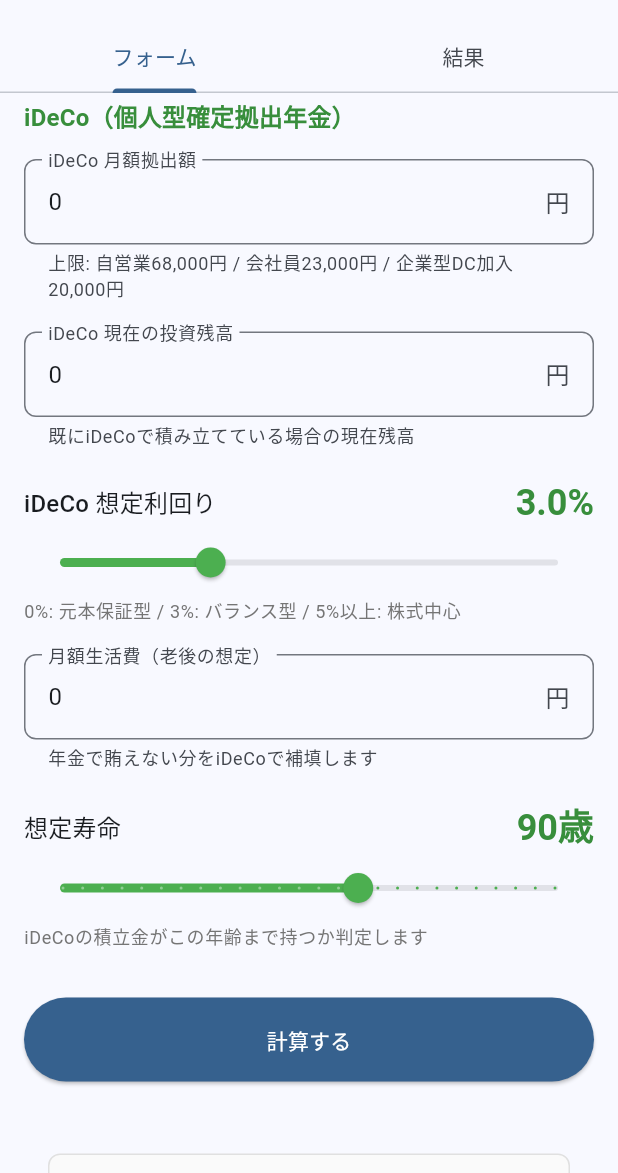
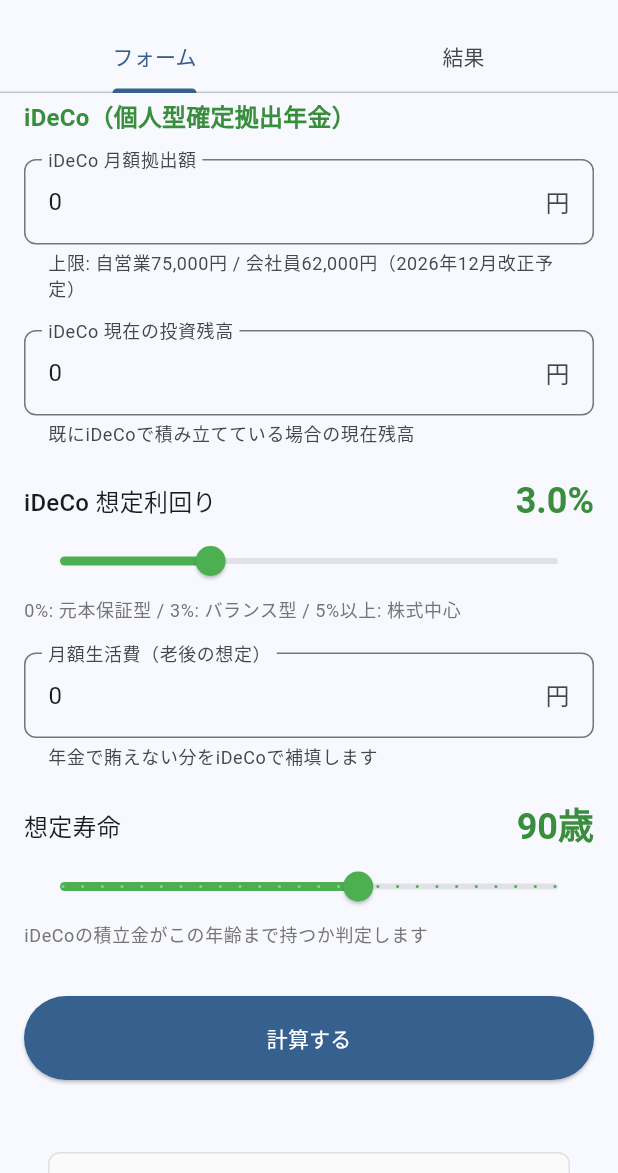
Before and after one commit to taichi6930/life-planning, a Flutter app: the screen it shows after launch, scrolled down 576 dp, on a phone screen of 412 x 824 dp, the part 63-1236 px from its top. Run offline on Flutter 3.47's test engine with Material 3 defaults, Android fonts, the light colour scheme and no system bars; our stand-ins replace fl_chart, flutter_riverpod, shared_preferences; missing offline and left inert: storybook_flutter.

Commit message:
feat: iDeCo拠出限度額を2025年改正（2026年12月施行予定）の値に更新
- maxMonthlyContributionSelfEmployed: 68,000円 → 75,000円
- maxMonthlyContributionEmployee: 23,000円 → 62,000円
- maxMonthlyContributionEmployeeWithDCOnly: 20,000円 → 62,000円（合算上限）
- maxMonthlyContributionWithDBOrPublic: 20,000円 → 62,000円（合算上限）
- maxContributionEndAge: 65歳 → 70歳
- UIのヘルプテキストとバリデーション上限を新値に更新
- 関連テストをすべて新しい定数値に更新（376件通過）

参照: 厚生労働省「2025年の制度改正」
https://www.mhlw.go.jp/stf/seisakunitsuite/bunya/nenkin/nenkin/kyoshutsu/2025kaisei.html

```diff
--- a/lib/presentation/organisms/pension_form.dart
+++ b/lib/presentation/organisms/pension_form.dart
@@ -404,13 +404,13 @@
                   borderRadius: BorderRadius.circular(8),
                 ),
                 suffix: const Text('円'),
-                helperText: '上限: 自営業68,000円 / 会社員23,000円 / 企業型DC加入20,000円',
+                helperText: '上限: 自営業75,000円 / 会社員62,000円（2026年12月改正予定）',
                 helperMaxLines: 2,
               ),
               keyboardType: TextInputType.number,
               onChanged: (value) {
                 final amount = int.tryParse(value);
-                if (amount != null && amount >= 0 && amount <= 68000) {
+                if (amount != null && amount >= 0 && amount <= 75000) {
                   setState(() {
                     _idecoMonthlyContribution = amount;
                     _notifyFieldChange();
```
